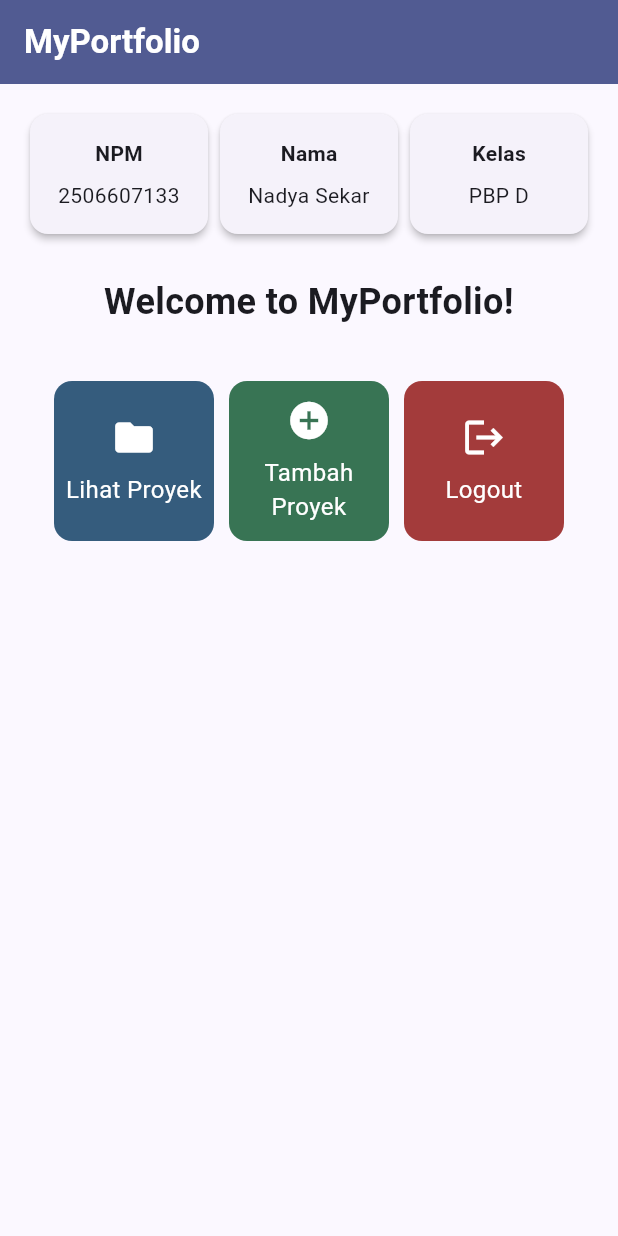
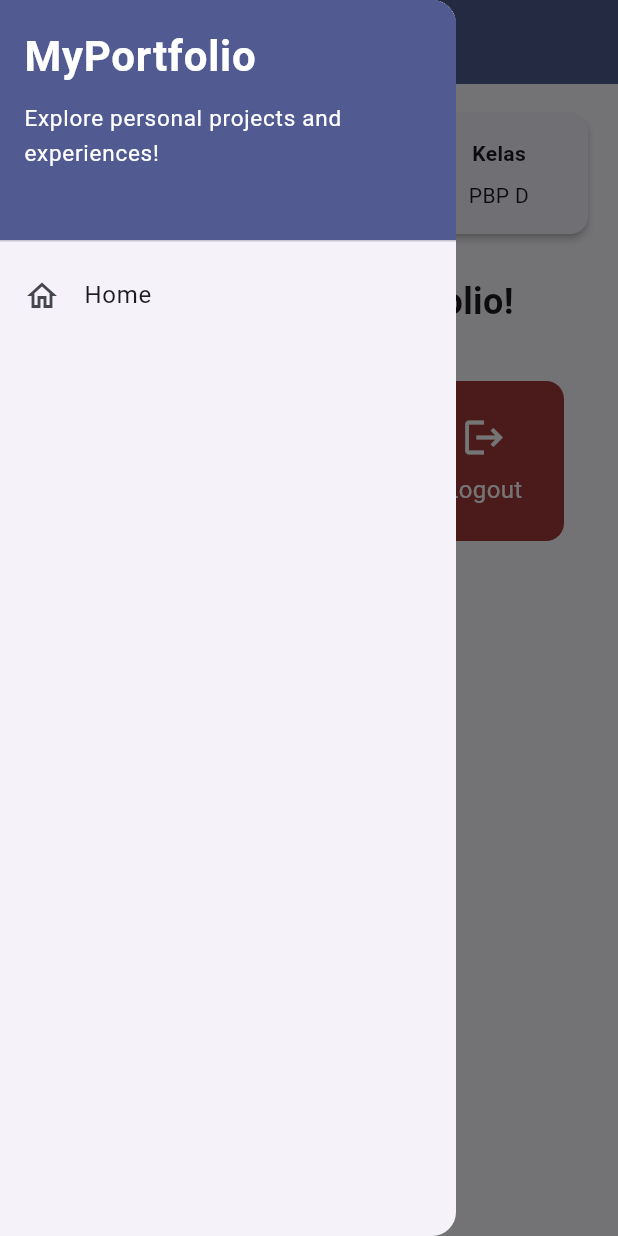
Before and after one commit to nadyaasekar/myportofolio_mobile, a Flutter app: the screen it shows after launch, with the side drawer open (before the commit the screen has no drawer), on a phone screen of 412 x 824 dp. Run offline on Flutter 3.47's test engine with Material 3 defaults, Android fonts, the phone set to English and light mode, and no system bars.

Commit message:
feat: add navigation drawer to home page

```diff
--- a/lib/menu.dart
+++ b/lib/menu.dart
@@ -1,4 +1,5 @@
 import 'package:flutter/material.dart';
+import 'package:myportofolio_mobile/widgets/left_drawer.dart';
 
 class MyHomePage extends StatelessWidget {
   const MyHomePage({super.key});
@@ -12,6 +13,7 @@ class MyHomePage extends StatelessWidget {
   @override
   Widget build(BuildContext context) {
     return Scaffold(
+      drawer: const LeftDrawer(),
       appBar: AppBar(
         title: const Text(
           'MyPortfolio',
--- /dev/null
+++ b/lib/widgets/left_drawer.dart
@@ -0,0 +1,56 @@
+import 'package:flutter/material.dart';
+import 'package:myportofolio_mobile/menu.dart';
+
+class LeftDrawer extends StatelessWidget {
+  const LeftDrawer({super.key});
+
+  @override
+  Widget build(BuildContext context) {
+    return Drawer(
+      child: ListView(
+        padding: EdgeInsets.zero,
+        children: [
+          DrawerHeader(
+            decoration: BoxDecoration(
+              color: Theme.of(context).colorScheme.primary,
+            ),
+            child: const Column(
+              crossAxisAlignment: CrossAxisAlignment.start,
+              children: [
+                Text(
+                  'MyPortfolio',
+                  style: TextStyle(
+                    fontSize: 28,
+                    fontWeight: FontWeight.bold,
+                    color: Colors.white,
+                  ),
+                ),
+                SizedBox(height: 10),
+                Text(
+                  'Explore personal projects and experiences!',
+                  style: TextStyle(
+                    fontSize: 15,
+                    color: Colors.white,
+                  ),
+                ),
+              ],
+            ),
+          ),
+          ListTile(
+            leading: const Icon(Icons.home_outlined),
+            title: const Text('Home'),
+            onTap: () {
+              Navigator.pop(context);
+              Navigator.pushReplacement(
+                context,
+                MaterialPageRoute(
+                  builder: (context) => const MyHomePage(),
+                ),
+              );
+            },
+          ),
+        ],
+      ),
+    );
+  }
+}
```
